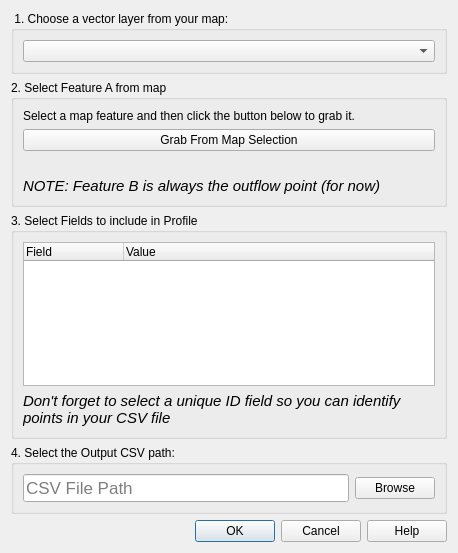
Above: networkprofiler_dialog_base.ui from Riverscapes/NetworkProfiler before the change. Below: the same form after it.
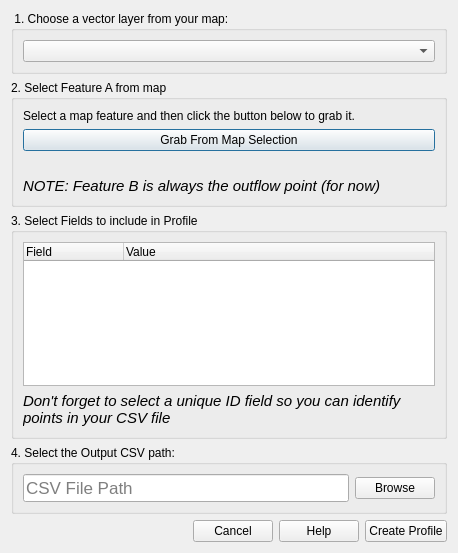
That is the form after the change.

Diff of the .ui file:
```diff
--- a/networkprofiler_dialog_base.ui
+++ b/networkprofiler_dialog_base.ui
@@ -172,7 +172,17 @@
         <enum>Qt::Horizontal</enum>
        </property>
        <property name="standardButtons">
-        <set>QDialogButtonBox::Cancel|QDialogButtonBox::Help|QDialogButtonBox::Ok</set>
+        <set>QDialogButtonBox::Cancel|QDialogButtonBox::Help</set>
+       </property>
+       <property name="centerButtons">
+        <bool>false</bool>
+       </property>
+      </widget>
+     </item>
+     <item>
+      <widget class="QPushButton" name="btnCreateProfile">
+       <property name="text">
+        <string>Create Profile</string>
        </property>
       </widget>
      </item>
```
